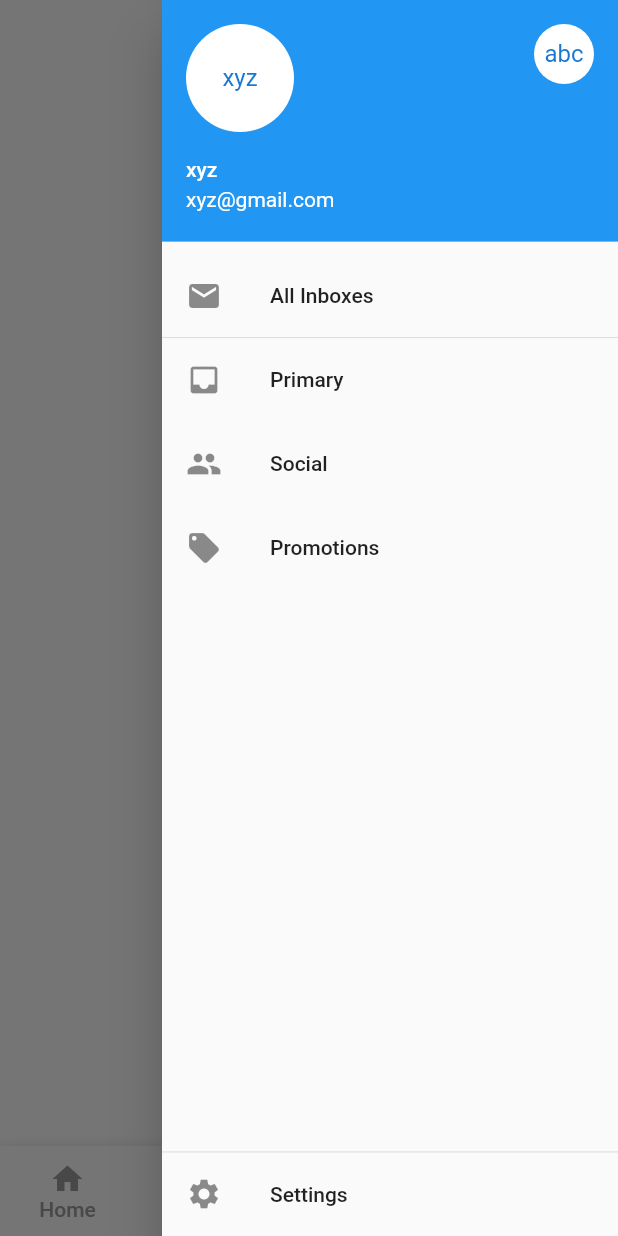
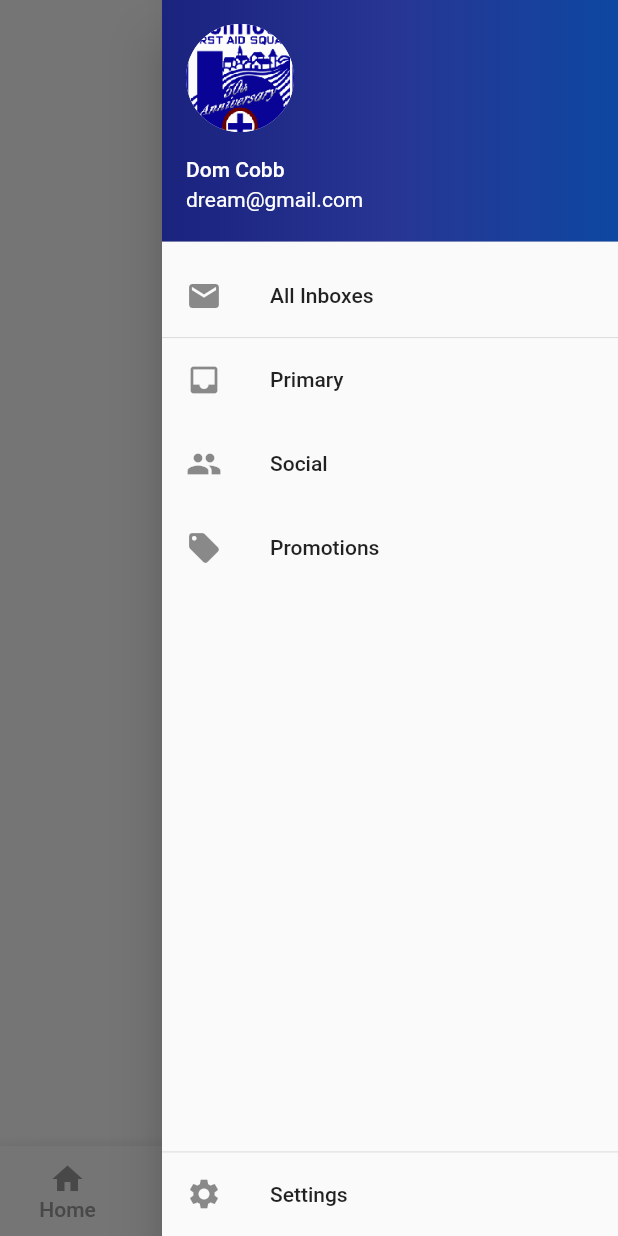
Before and after one commit to albertzoom11/HFAS_Cadets, a Flutter app: the Home screen opened by its route, item 4 of the bottom bar chosen, with the side drawer open, on a phone screen of 412 x 824 dp. Run offline on Flutter 3.47's test engine with Material 2 defaults, Android fonts, the phone set to English and light mode, and no system bars; our stand-ins replace cloud_firestore, firebase_auth, flutter_spinkit, google_sign_in, simple_animations; accounts and stored records are empty.

Commit message:
filler info for drawer

```diff
--- a/hfas_cadets/lib/screens/home/home.dart
+++ b/hfas_cadets/lib/screens/home/home.dart
@@ -53,18 +53,19 @@ class _HomeState extends State<Home> {
             Column(
               children: <Widget>[
                 UserAccountsDrawerHeader(
-                  accountName: Text("xyz"),
-                  accountEmail: Text("xyz@gmail.com"),
+                  decoration: BoxDecoration(
+                    gradient: LinearGradient(colors: [
+                     Colors.indigo[900],
+                     Colors.indigo[800],
+                     Colors.blue[900],
+                    ]),
+                  ),
+                  accountName: Text("Dom Cobb"),
+                  accountEmail: Text("dream@gmail.com"),
                   currentAccountPicture: CircleAvatar(
                     backgroundColor: Colors.white,
-                    child: Text("xyz"),
+                    backgroundImage: AssetImage('assets/images/hfasLogo.png'),
                   ),
-                  otherAccountsPictures: <Widget>[
-                    CircleAvatar(
-                      backgroundColor: Colors.white,
-                      child: Text("abc"),
-                    )
-                  ],
                 ),
                 ListTile(
                   title: new Text("All Inboxes"),
```
